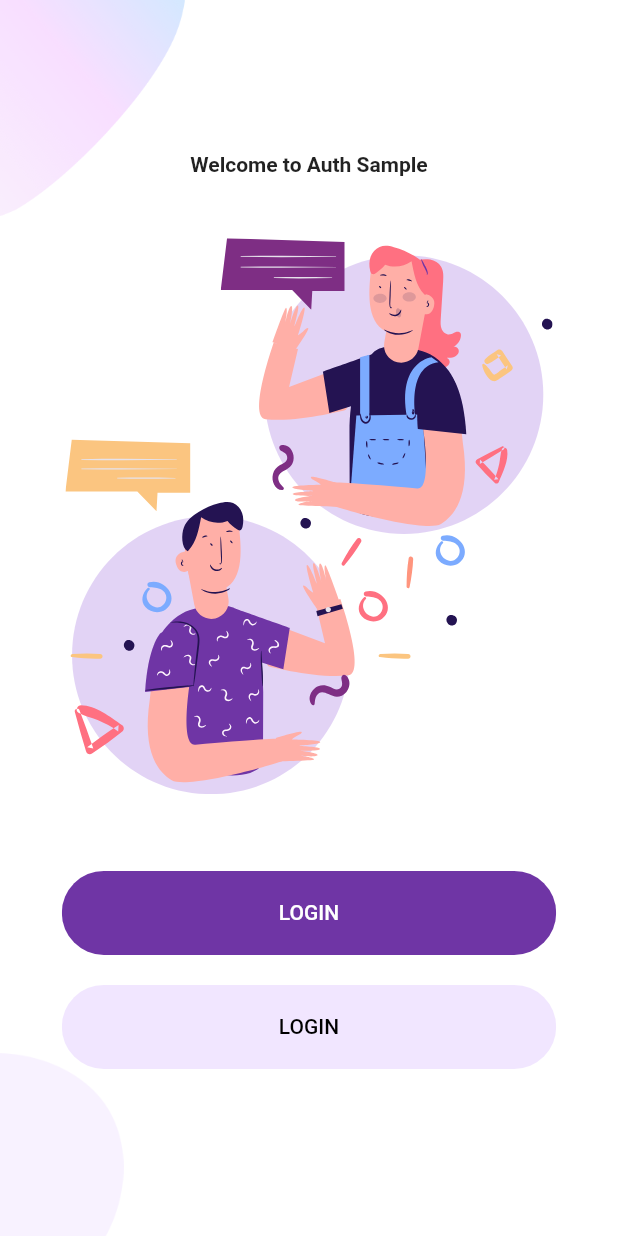
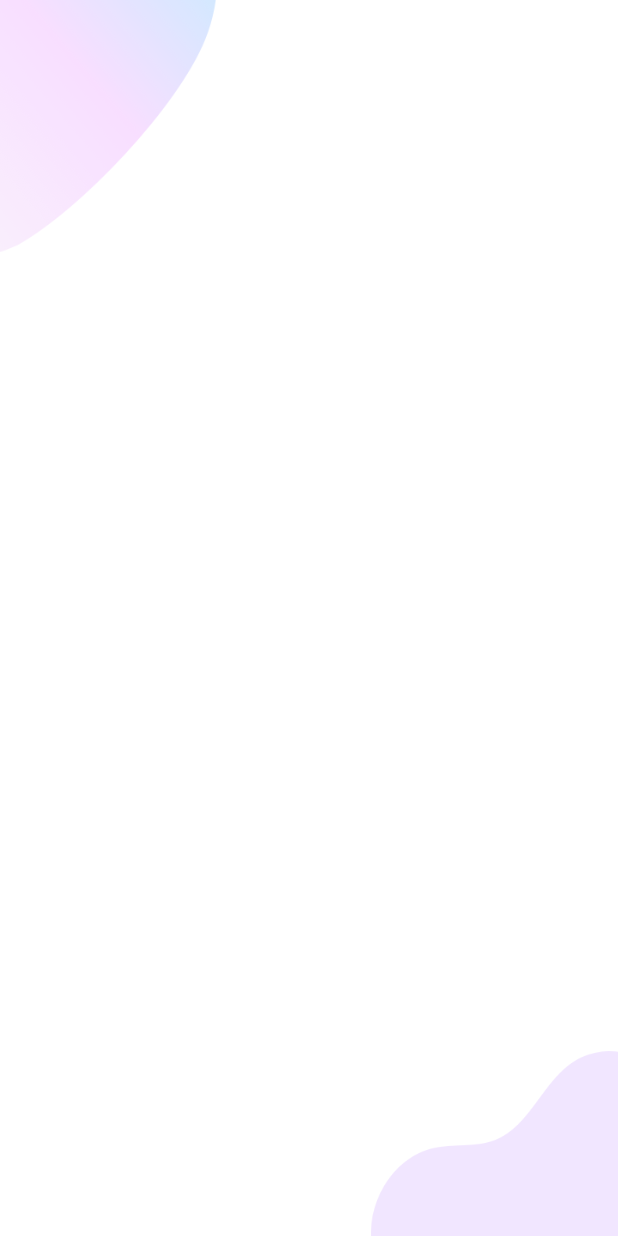
Before and after one commit to ikenna042/auth-ui, a Flutter app: the screen it shows after launch, after a tap on "LOGIN", on a phone screen of 412 x 824 dp. Run offline on Flutter 3.47's test engine with Material 2 defaults, Android fonts, the phone set to English and light mode, and no system bars; our stand-ins replace flutter_svg.

Commit message:
Login screen

```diff
--- /dev/null
+++ b/lib/Screens/Login/components/background.dart
@@ -0,0 +1,41 @@
+import 'package:auth_ui/Screens/Login/components/body.dart';
+import 'package:flutter/material.dart';
+
+class Background extends StatelessWidget {
+  final Widget child;
+  const Background({
+    Key key,
+    @required this.child,
+  }) : super(key: key);
+
+  @override
+  Widget build(BuildContext context) {
+    Size size = MediaQuery.of(context).size;
+    return Container(
+      width: double.infinity,
+      height: size.height,
+      child: Stack(
+        alignment: Alignment.center,
+        children: <Widget>[
+          Positioned(
+              top: 0,
+              left: 0,
+              child: Image.asset(
+                'assets/images/main_top.png',
+                width: size.width * 0.35,
+              )
+          ),
+          Container(),
+          Positioned(
+              bottom: 0,
+              right: 0,
+              child: Image.asset(
+                'assets/images/login_bottom.png',
+                width: size.width * 0.4,
+              )
+          ),
+        ],
+      ),
+    );
+  }
+}
--- /dev/null
+++ b/lib/Screens/Login/login_screen.dart
@@ -0,0 +1,12 @@
+import 'package:auth_ui/Screens/Login/components/background.dart';
+import 'package:flutter/material.dart';
+import 'package:auth_ui/Screens/Login/components/body.dart';
+
+class LoginScreen extends StatelessWidget {
+  @override
+  Widget build(BuildContext context) {
+    return Scaffold(
+      body: Background(),
+    );
+  }
+}
--- a/lib/Screens/Welcome/components/body.dart
+++ b/lib/Screens/Welcome/components/body.dart
@@ -1,3 +1,4 @@
+import 'package:auth_ui/Screens/Login/login_screen.dart';
 import 'package:auth_ui/Screens/Welcome/components/background.dart';
 import 'package:auth_ui/components/rounded_button.dart';
 import 'package:auth_ui/constants.dart';
@@ -25,7 +26,13 @@ class Body extends StatelessWidget {
             SizedBox(height: size.height * 0.05),
             RoundedButton(
               text: "LOGIN",
-              press: () {},
+              press: () {
+                Navigator.push(context, MaterialPageRoute(builder: (context) {
+                  return LoginScreen();
+                      }
+                    ),
+                  );
+                },
             ),
             RoundedButton(
               text: "LOGIN",
```
Also changed, not shown: lib/Screens/Login/components/body.dart (added, +37 -0 lines), lib/components/rounded_input_field.dart (added, +32 -0 lines), lib/components/text_field_container.dart (added, +24 -0 lines).
